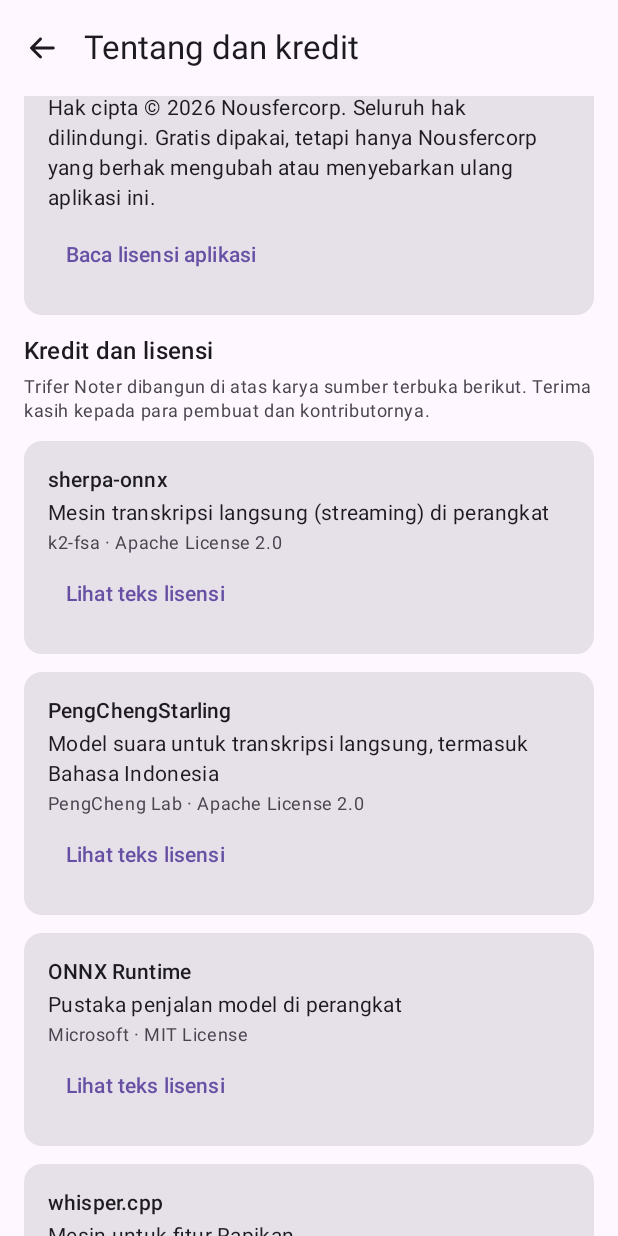
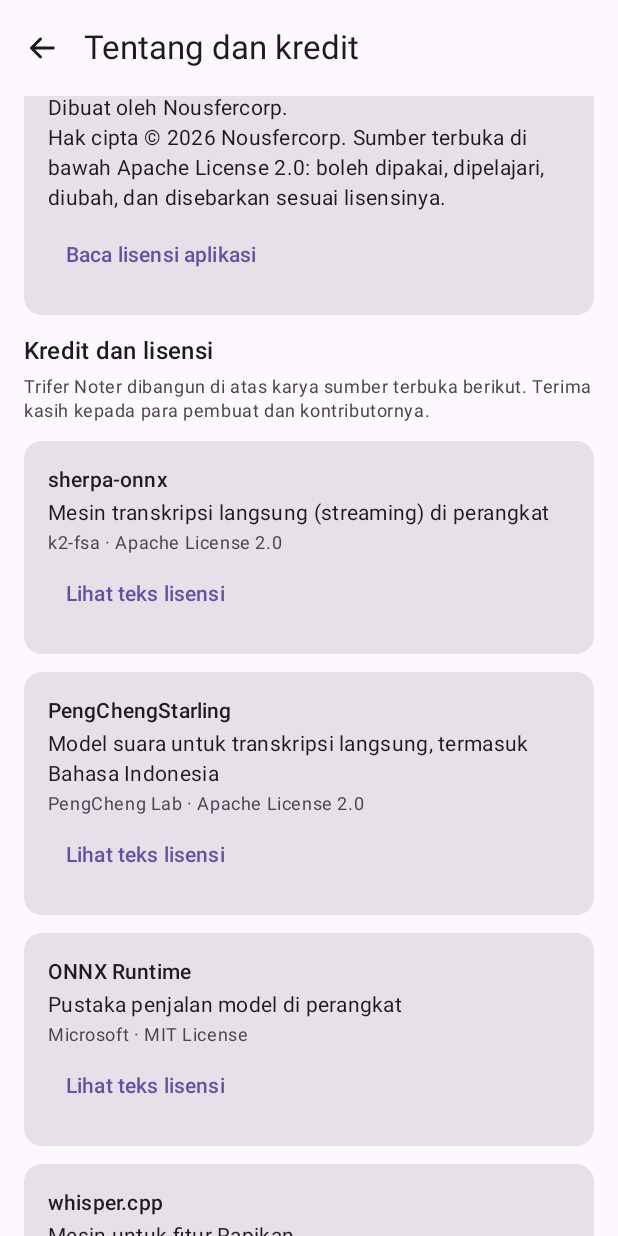
Before and after one commit to ICR-1/trifer-noter, an Android app built with Jetpack Compose: the AboutScreen screen opened through its navigation route, scrolled down 1064 dp, on a phone screen of 412 x 824 dp. Run offline under Robolectric (Android 15) with nearby library versions, the phone set to English and light mode, and no system bars; our stand-ins replace Room's generated code; missing, so only their content is drawn: CompositionLocalProvider; network calls fail; 3 statements that could not run were skipped.

Commit message:
Ubah lisensi menjadi Apache-2.0, perbarui kredit, dan rilis 1.1

```diff
--- a/app/build.gradle.kts
+++ b/app/build.gradle.kts
@@ -23,8 +23,8 @@ android {
         applicationId = "com.nousfercorp.triferNoter"
         minSdk = 29
         targetSdk = 36
-        versionCode = 1
-        versionName = "1.0"
+        versionCode = 2
+        versionName = "1.1"
 
         // Pustaka native sherpa-onnx hanya disediakan untuk arm64 (PRD: ABI arm64-v8a).
         ndk {
--- a/app/src/main/res/values/strings.xml
+++ b/app/src/main/res/values/strings.xml
@@ -3,11 +3,11 @@
     <string name="about_action">Tentang</string>
     <string name="about_title">Tentang dan kredit</string>
     <string name="about_version">Versi %1$s</string>
-    <string name="about_tagline">Perekam dan pencatat rapat atau kuliah berbahasa Indonesia. Gratis dan bekerja tanpa internet.</string>
+    <string name="about_tagline">Perekam dan pencatat rapat atau kuliah berbahasa Indonesia. Gratis, sumber terbuka, dan bekerja tanpa internet.</string>
     <string name="about_privacy_title">Privasi</string>
     <string name="about_privacy_body">Audio dan transkrip diproses dan disimpan di HP ini. Tidak ada akun, iklan, atau pelacak. Internet hanya dipakai untuk mengunduh model suara sekali, dan data keluar dari aplikasi hanya saat kamu sendiri memilih Kirim ke AI.</string>
     <string name="about_maker_title">Pembuat dan lisensi</string>
-    <string name="about_maker_body">Dibuat oleh Nousfercorp.\nHak cipta © 2026 Nousfercorp. Seluruh hak dilindungi. Gratis dipakai, tetapi hanya Nousfercorp yang berhak mengubah atau menyebarkan ulang aplikasi ini.</string>
+    <string name="about_maker_body">Dibuat oleh Nousfercorp.\nHak cipta © 2026 Nousfercorp. Sumber terbuka di bawah Apache License 2.0: boleh dipakai, dipelajari, diubah, dan disebarkan sesuai lisensinya.</string>
     <string name="about_show_app_license">Baca lisensi aplikasi</string>
     <string name="about_hide_app_license">Sembunyikan lisensi aplikasi</string>
     <string name="about_spec_title">Spesifikasi</string>
```
Also changed, not shown: app/src/main/res/raw/license_trifer_noter.txt, 5 other files.
